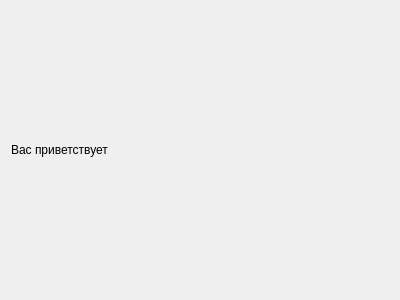
First picture: the form in game-specific/Metroid Prime 3/Patcher/wizard/ui/CompletedPage.ui, repository mbystryantsev/consolgames-tools, before the edit.
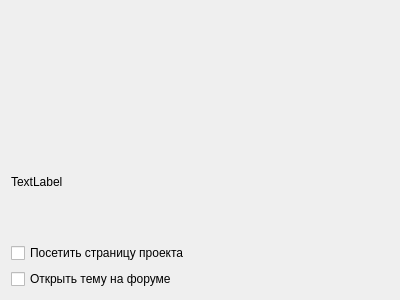
Second picture: the form after the edit.

What changed in the file:
```diff
--- a/game-specific/Metroid Prime 3/Patcher/wizard/ui/CompletedPage.ui
+++ b/game-specific/Metroid Prime 3/Patcher/wizard/ui/CompletedPage.ui
@@ -20,13 +20,34 @@
    <item>
     <widget class="QLabel" name="label">
      <property name="text">
-      <string>Вас приветствует</string>
+      <string/>
      </property>
      <property name="wordWrap">
       <bool>true</bool>
      </property>
     </widget>
    </item>
+   <item>
+    <widget class="QLabel" name="label_2">
+     <property name="text">
+      <string>TextLabel</string>
+     </property>
+    </widget>
+   </item>
+   <item>
+    <widget class="QCheckBox" name="openProjectPage">
+     <property name="text">
+      <string>Посетить страницу проекта</string>
+     </property>
+    </widget>
+   </item>
+   <item>
+    <widget class="QCheckBox" name="openForumThread">
+     <property name="text">
+      <string>Открыть тему на форуме</string>
+     </property>
+    </widget>
+   </item>
   </layout>
  </widget>
  <resources/>
```
